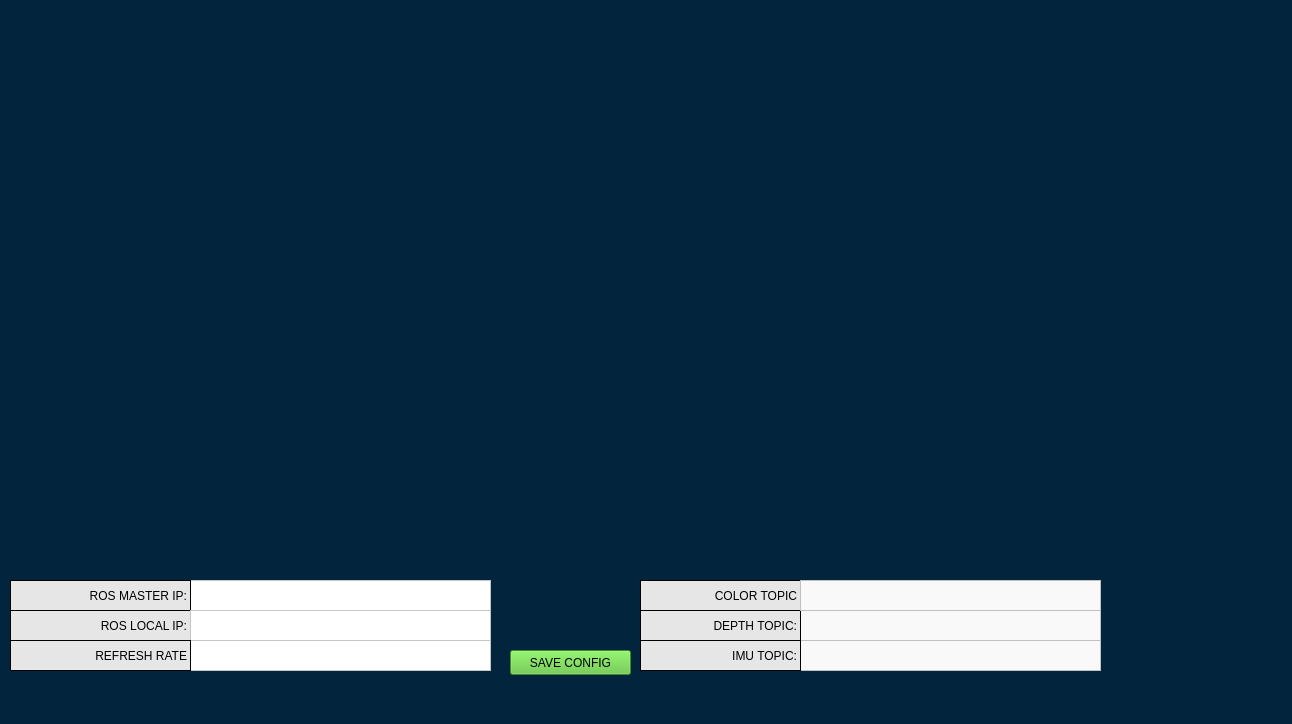
Old version of the form mainWindow.ui in the repository JordanShimel/FirefighterIndoorNavigation.
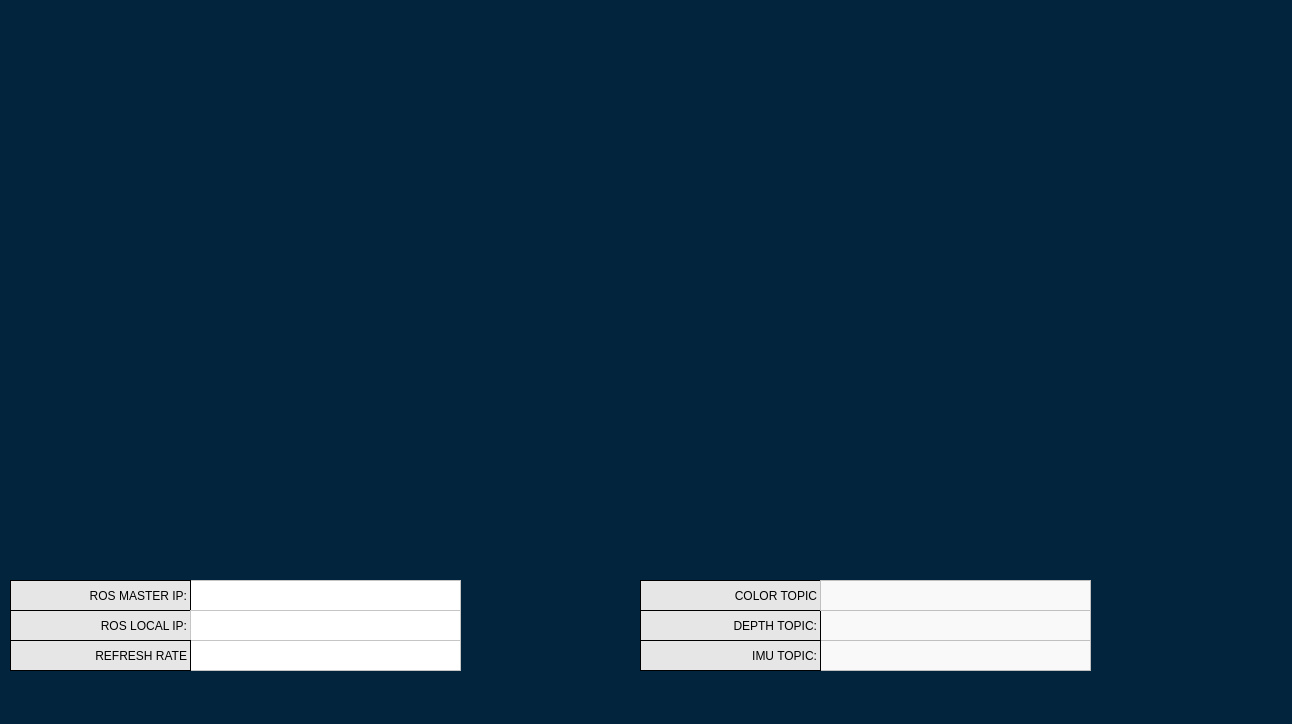
New version of the form.

```diff
--- a/mainWindow.ui
+++ b/mainWindow.ui
@@ -22,7 +22,7 @@
      <rect>
       <x>190</x>
       <y>580</y>
-      <width>301</width>
+      <width>271</width>
       <height>31</height>
      </rect>
     </property>
@@ -80,22 +80,6 @@
      </property>
     </layout>
    </widget>
-   <widget class="QPushButton" name="pushButtonSaveConfig">
-    <property name="geometry">
-     <rect>
-      <x>510</x>
-      <y>650</y>
-      <width>121</width>
-      <height>25</height>
-     </rect>
-    </property>
-    <property name="styleSheet">
-     <string notr="true">background-color: rgb(91, 194, 54)</string>
-    </property>
-    <property name="text">
-     <string>SAVE CONFIG</string>
-    </property>
-   </widget>
    <widget class="QLabel" name="labelRosLocalIP">
     <property name="geometry">
      <rect>
@@ -127,9 +111,9 @@
    <widget class="QTextEdit" name="textEditDepthTopicName">
     <property name="geometry">
      <rect>
-      <x>800</x>
+      <x>820</x>
       <y>610</y>
-      <width>301</width>
+      <width>271</width>
       <height>31</height>
      </rect>
     </property>
@@ -149,7 +133,7 @@
      <rect>
       <x>640</x>
       <y>610</y>
-      <width>161</width>
+      <width>181</width>
       <height>31</height>
      </rect>
     </property>
@@ -171,7 +155,7 @@
      <rect>
       <x>640</x>
       <y>580</y>
-      <width>161</width>
+      <width>181</width>
       <height>31</height>
      </rect>
     </property>
@@ -191,9 +175,9 @@
    <widget class="QTextEdit" name="textEditImuTopicName">
     <property name="geometry">
      <rect>
-      <x>800</x>
+      <x>820</x>
       <y>640</y>
-      <width>301</width>
+      <width>271</width>
       <height>31</height>
      </rect>
     </property>
@@ -211,9 +195,9 @@
    <widget class="QTextEdit" name="textEditColorTopicName">
     <property name="geometry">
      <rect>
-      <x>800</x>
+      <x>820</x>
       <y>580</y>
-      <width>301</width>
+      <width>271</width>
       <height>31</height>
      </rect>
     </property>
@@ -233,7 +217,7 @@
      <rect>
       <x>190</x>
       <y>640</y>
-      <width>301</width>
+      <width>271</width>
       <height>31</height>
      </rect>
     </property>
@@ -253,7 +237,7 @@
      <rect>
       <x>190</x>
       <y>610</y>
-      <width>301</width>
+      <width>271</width>
       <height>31</height>
      </rect>
     </property>
@@ -273,7 +257,7 @@
      <rect>
       <x>640</x>
       <y>640</y>
-      <width>161</width>
+      <width>181</width>
       <height>31</height>
      </rect>
     </property>
@@ -316,7 +300,7 @@
     <property name="geometry">
      <rect>
       <x>640</x>
-      <y>10</y>
+      <y>20</y>
       <width>641</width>
       <height>551</height>
      </rect>
```
